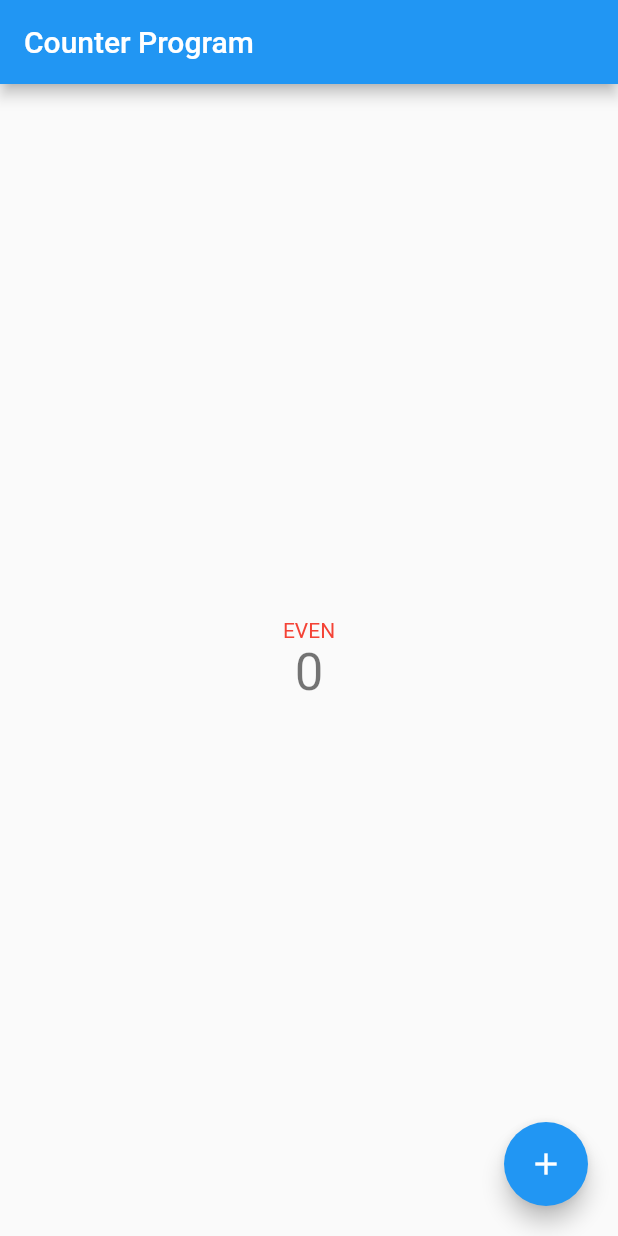
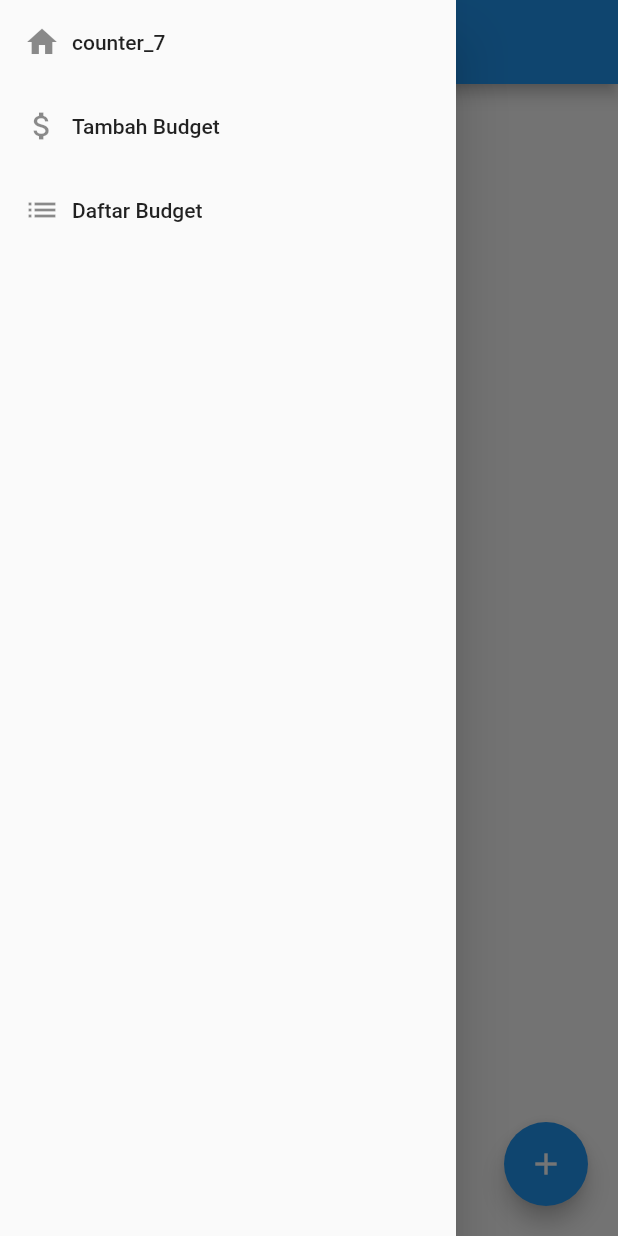
Before and after one commit to dhiwarya/assignment-flutter, a Flutter app: the screen it shows after launch, with the side drawer open (before the commit the screen has no drawer), on a phone screen of 412 x 824 dp. Run offline on Flutter 3.47's test engine with Material 2 defaults, Android fonts, the light colour scheme and no system bars.

Commit message:
Asg 8 done

```diff
--- a/lib/main.dart
+++ b/lib/main.dart
@@ -1,4 +1,5 @@
 import 'package:flutter/material.dart';
+import 'nav.dart';
 
 void main() {
   runApp(const MyApp());
@@ -24,24 +25,15 @@ class MyApp extends StatelessWidget {
         // is not restarted.
         primarySwatch: Colors.blue,
       ),
-      home: const MyHomePage(title: 'Counter Program'),
+      home: const MyHomePage(),
     );
   }
 }
 
 class MyHomePage extends StatefulWidget {
-  const MyHomePage({super.key, required this.title});
+  const MyHomePage({super.key});
 
-  // This widget is the home page of your application. It is stateful, meaning
-  // that it has a State object (defined below) that contains fields that affect
-  // how it looks.
-
-  // This class is the configuration for the state. It holds the values (in this
-  // case the title) provided by the parent (in this case the App widget) and
-  // used by the build method of the State. Fields in a Widget subclass are
-  // always marked "final".
-
-  final String title;
+  final String title = 'Counter_7';
 
   @override
   State<MyHomePage> createState() => _MyHomePageState();
@@ -91,7 +83,9 @@ void _setText() {
         // the App.build method, and use it to set our appbar title.
         title: Text(widget.title),
       ),
-      body: Center(
+        drawer: const MyDrawer(),
+
+        body: Center(
         // Center is a layout widget. It takes a single child and positions it
         // in the middle of the parent.
         child: Column(
--- /dev/null
+++ b/lib/nav.dart
@@ -0,0 +1,64 @@
+import 'form.dart';
+import 'package:flutter/material.dart';
+import 'main.dart';
+import 'data.dart';
+
+class MyDrawer extends StatelessWidget {
+  const MyDrawer({super.key});
+
+  @override
+  Widget build(BuildContext context) {
+    return Drawer(
+      child: ListView(
+        padding: EdgeInsets.zero,
+        children: [
+          ListTile(
+            title: Row(
+              children: const [
+                Icon(Icons.home),
+                Padding(
+                  padding: EdgeInsets.only(left: 8.0),
+                  child: Text('counter_7'),
+                )
+              ],
+            ),
+            onTap: () {
+              Navigator.pushReplacement(context,
+                  MaterialPageRoute(builder: (context) => const MyHomePage()));
+            },
+          ),
+          ListTile(
+            title: Row(
+              children: const [
+                Icon(Icons.attach_money),
+                Padding(
+                  padding: EdgeInsets.only(left: 8.0),
+                  child: Text('Tambah Budget'),
+                )
+              ],
+            ),
+            onTap: () {
+              Navigator.pushReplacement(context,
+                  MaterialPageRoute(builder: (context) => const MyFormPage()));
+            },
+          ),
+          ListTile(
+            title: Row(
+              children: const [
+                Icon(Icons.list),
+                Padding(
+                  padding: EdgeInsets.only(left: 8.0),
+                  child: Text('Daftar Budget'),
+                )
+              ],
+            ),
+            onTap: () {
+              Navigator.pushReplacement(context,
+                  MaterialPageRoute(builder: (context) => const MyData()));
+            },
+          ),
+        ],
+      ),
+    );
+  }
+}
--- a/pubspec.yaml
+++ b/pubspec.yaml
@@ -36,6 +36,7 @@ dependencies:
   # The following adds the Cupertino Icons font to your application.
   # Use with the CupertinoIcons class for iOS style icons.
   cupertino_icons: ^1.0.2
+  intl: ^0.17.0
 
 dev_dependencies:
   flutter_test:
```
Also changed, not shown: lib/data.dart (added, +99 -0 lines), lib/form.dart (added, +197 -0 lines), pubspec.lock.
